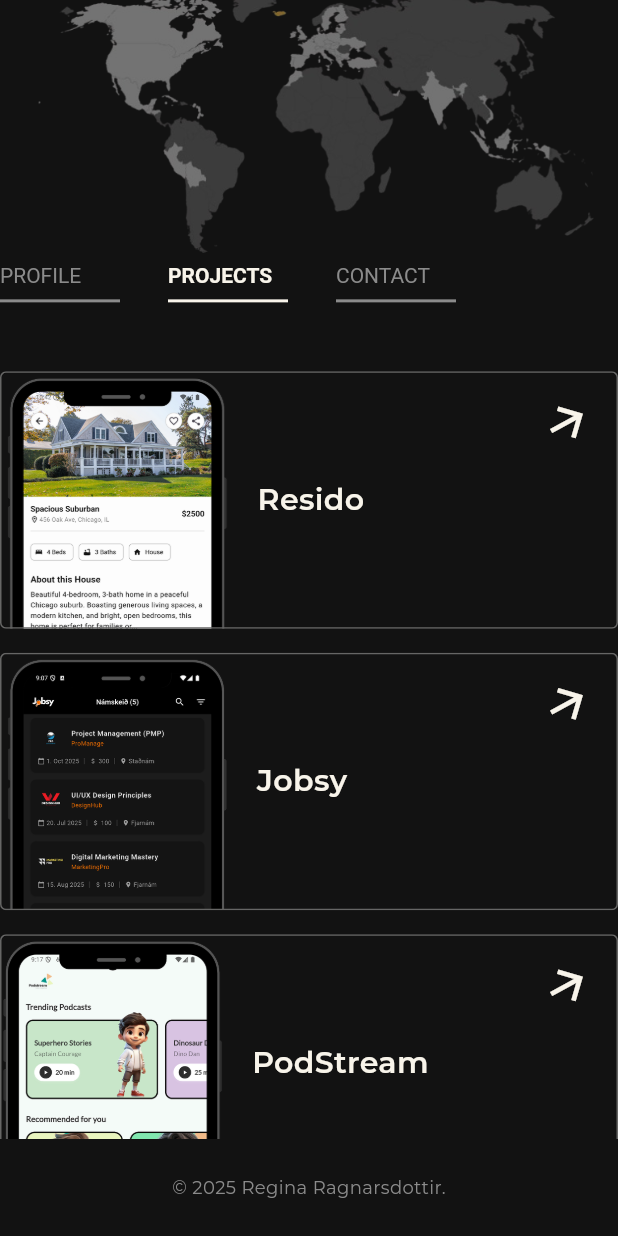
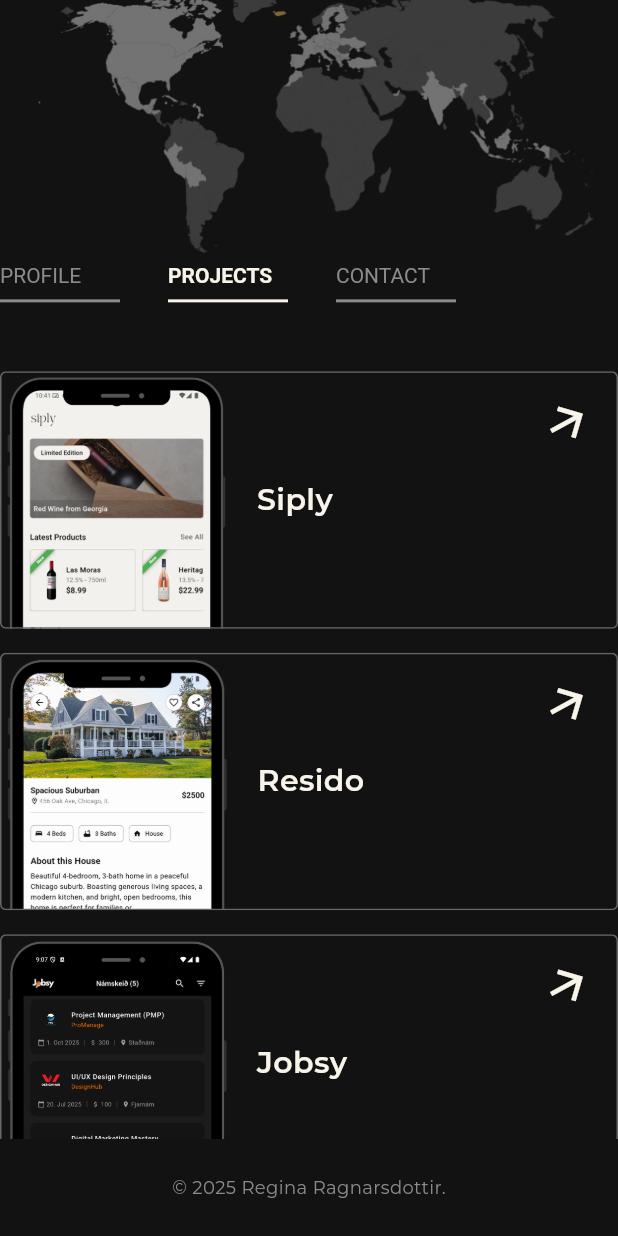
Before and after one commit to rragnarsd/regina_portfolio, a Flutter app: the screen it shows after launch, after a tap on "PROJECTS", on a phone screen of 412 x 824 dp. Run offline on Flutter 3.47's test engine with Material 3 defaults, Android fonts, the phone set to English and light mode, and no system bars; drawn by our look-alikes of flutter_animate; our stand-ins replace flutter_svg, google_fonts, lottie, responsive_framework.

Commit message:
Siply add

```diff
--- a/lib/models/project_model.dart
+++ b/lib/models/project_model.dart
@@ -16,6 +16,17 @@ class Project {
 }
 
 final projects = [
+  const Project(
+    name: ProjectNames.siply,
+    url: Links.siply,
+    image: Images.siplyImage,
+    tags: [
+      ProjectTag.flutter,
+      ProjectTag.uiux,
+      ProjectTag.firebase,
+      ProjectTag.riverpod,
+    ],
+  ),
   const Project(
     name: ProjectNames.resido,
     url: Links.resido,
--- a/lib/utils/constants.dart
+++ b/lib/utils/constants.dart
@@ -1,4 +1,5 @@
 class Links {
+  static const siply = 'https://github.com/rragnarsd/siply';
   static const resido = 'https://github.com/rragnarsd/resido';
   static const jobsy = 'https://github.com/rragnarsd/Jobsy';
   static const podstream = 'https://github.com/rragnarsd/podstream';
@@ -18,6 +19,7 @@ class Links {
 class Images {
   static const linkedInIcon = 'assets/icons/linkedin.svg';
   static const githubIcon = 'assets/icons/github.svg';
+  static const siplyImage = 'assets/images/siply.png';
   static const residoImage = 'assets/images/resido.png';
   static const jobsyImage = 'assets/images/jobsy.png';
   static const podstreamImage = 'assets/images/podstream.png';
@@ -28,6 +30,7 @@ class Images {
 }
 
 class ProjectNames {
+  static const siply = 'Siply';
   static const resido = 'Resido';
   static const jobsy = 'Jobsy';
   static const podstream = 'PodStream';
--- a/lib/utils/enums.dart
+++ b/lib/utils/enums.dart
@@ -28,6 +28,7 @@ enum ProjectTag {
   uiux,
   supabase,
   bloc,
+  riverpod,
 }
 
 extension ProjectTagExtension on ProjectTag {
@@ -41,6 +42,7 @@ extension ProjectTagExtension on ProjectTag {
     ProjectTag.uiux => 'UI/UX',
     ProjectTag.supabase => 'Supabase',
     ProjectTag.bloc => 'Bloc',
+    ProjectTag.riverpod => 'Riverpod',
   };
 }
 
```
Also changed, not shown: assets/images/siply.png (added), pubspec.lock.
